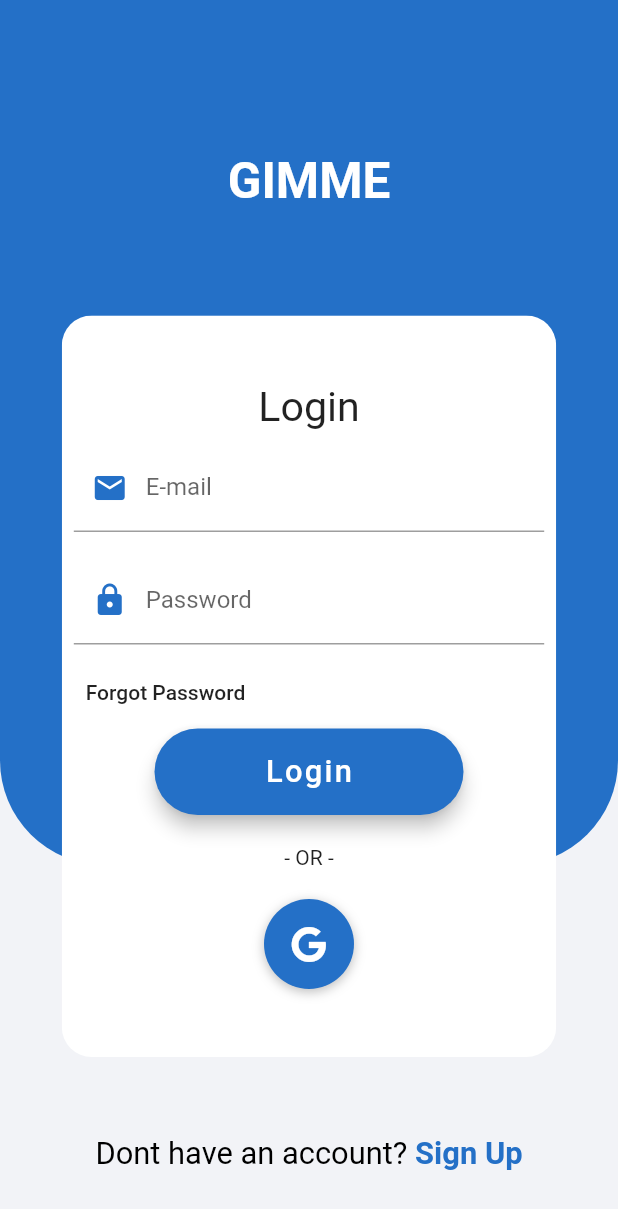
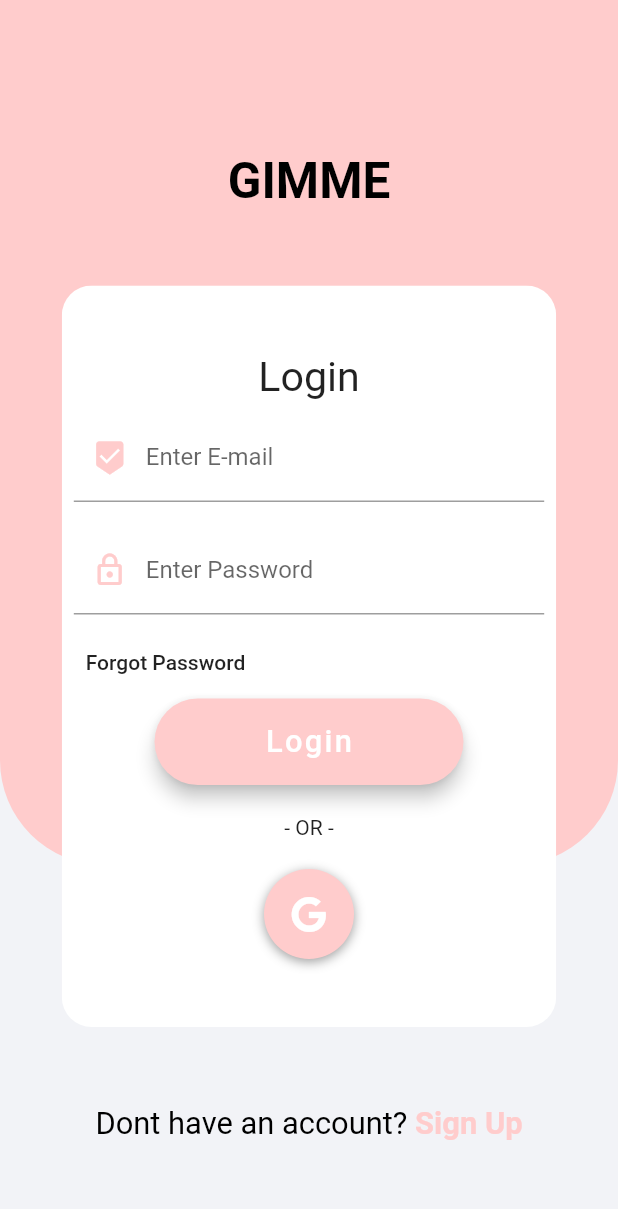
Before and after one commit to abhishekmahajan98/Flutter_Simple_Login_Page_UI_Tutorial, a Flutter app: the screen it shows after launch, on a phone screen of 412 x 824 dp. Shown: the top 1209 px of the screen. Run offline on Flutter 3.47's test engine with Material 2 defaults, Android fonts, the phone set to English and light mode, and no system bars; our stand-ins replace font_awesome_flutter.

Commit message:
ui change

```diff
--- a/lib/constants.dart
+++ b/lib/constants.dart
@@ -1,3 +1,3 @@
 import 'package:flutter/material.dart';
 
-const mainColor = Color(0xff2470c7);
+const mainColor = Color(0xFFFFCCCC);
--- a/lib/main.dart
+++ b/lib/main.dart
@@ -27,13 +27,13 @@ class _LoginPageState extends State<LoginPage> {
       mainAxisAlignment: MainAxisAlignment.center,
       children: <Widget>[
         Padding(
-          padding: const EdgeInsets.symmetric(vertical: 70),
+          padding: const EdgeInsets.symmetric(vertical: 50),
           child: Text(
             'GIMME',
             style: TextStyle(
               fontSize: MediaQuery.of(context).size.height / 25,
               fontWeight: FontWeight.bold,
-              color: Colors.white,
+              color: Colors.black,
             ),
           ),
         )
@@ -53,10 +53,10 @@ class _LoginPageState extends State<LoginPage> {
         },
         decoration: InputDecoration(
             prefixIcon: Icon(
-              Icons.email,
+              Icons.beenhere,
               color: mainColor,
             ),
-            labelText: 'E-mail'),
+            labelText: 'Enter E-mail'),
       ),
     );
   }
@@ -74,10 +74,10 @@ class _LoginPageState extends State<LoginPage> {
         },
         decoration: InputDecoration(
           prefixIcon: Icon(
-            Icons.lock,
+            Icons.lock_outline,
             color: mainColor,
           ),
-          labelText: 'Password',
+          labelText: 'Enter Password',
         ),
       ),
     );
@@ -156,9 +156,7 @@ class _LoginPageState extends State<LoginPage> {
               color: mainColor,
               boxShadow: [
                 BoxShadow(
-                    color: Colors.black26,
-                    offset: Offset(0, 2),
-                    blurRadius: 6.0)
+                    color: Colors.grey, offset: Offset(0, 2), blurRadius: 6.0)
               ],
             ),
             child: Icon(
```
